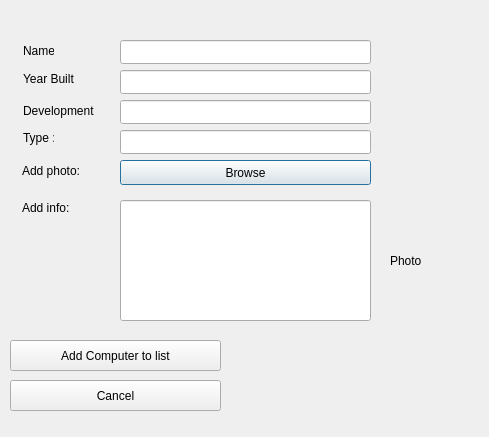
Qt form addcomputerdialog.ui (hermanno16/vika333) before a commit.
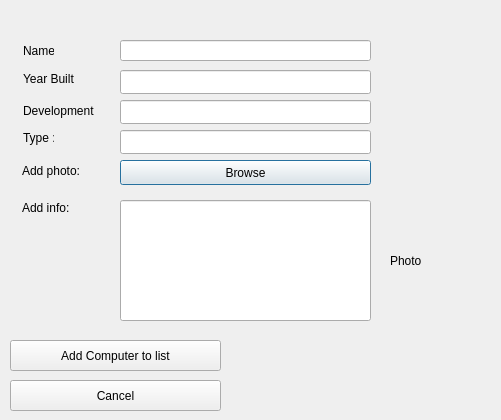
The same form after that commit.

Commit message: sækja photo, lagfæring á Name editline.

What changed in the file:
```diff
--- a/addcomputerdialog.ui
+++ b/addcomputerdialog.ui
@@ -6,8 +6,8 @@
    <rect>
     <x>0</x>
     <y>0</y>
-    <width>489</width>
-    <height>437</height>
+    <width>501</width>
+    <height>420</height>
    </rect>
   </property>
   <property name="windowTitle">
@@ -81,22 +81,6 @@
     <string>Cancel</string>
    </property>
   </widget>
-  <widget class="QLineEdit" name="computer_Input_Name">
-   <property name="geometry">
-    <rect>
-     <x>120</x>
-     <y>40</y>
-     <width>251</width>
-     <height>24</height>
-    </rect>
-   </property>
-   <property name="dragEnabled">
-    <bool>false</bool>
-   </property>
-   <property name="readOnly">
-    <bool>true</bool>
-   </property>
-  </widget>
   <widget class="QLineEdit" name="computer_Input_Year_Built">
    <property name="geometry">
     <rect>
@@ -205,6 +189,16 @@
     <string>Type :</string>
    </property>
   </widget>
+  <widget class="QLineEdit" name="computer_Input_Name">
+   <property name="geometry">
+    <rect>
+     <x>120</x>
+     <y>40</y>
+     <width>251</width>
+     <height>21</height>
+    </rect>
+   </property>
+  </widget>
  </widget>
  <resources/>
  <connections>
```
Left out of the diff: 2 changed lines with no effect on the pictures. The commit also changes 2 other files.
